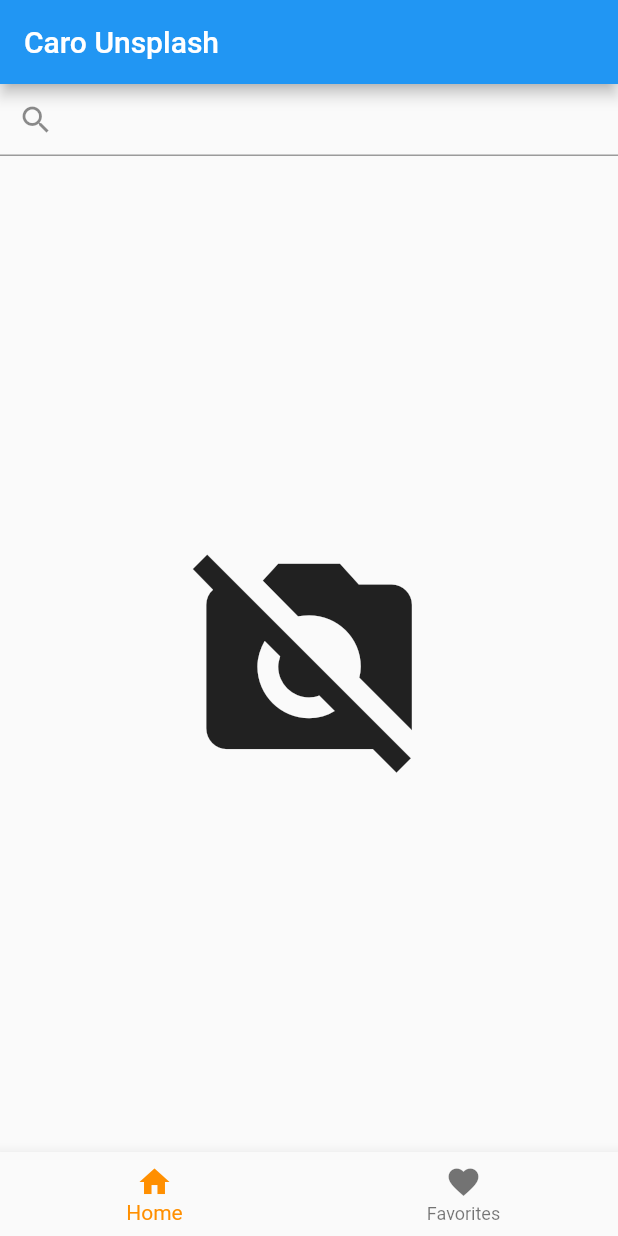
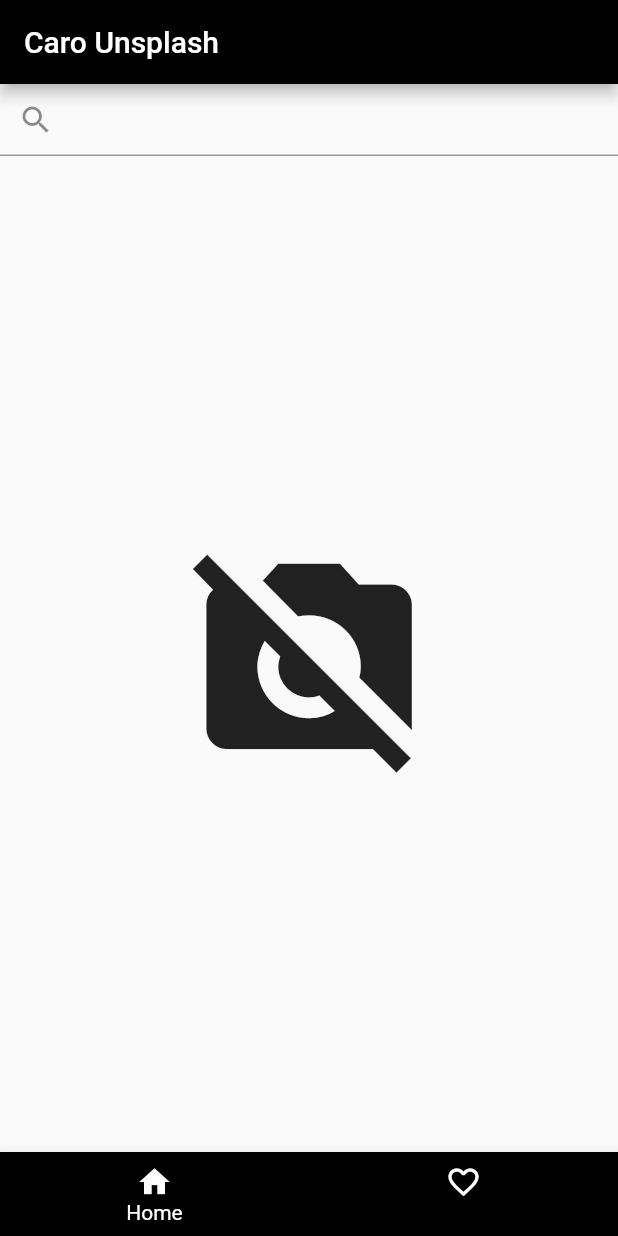
Before and after one commit to carolina9326/caro_unsplash, a Flutter app: the screen it shows after launch, on a phone screen of 412 x 824 dp. Run offline on Flutter 3.47's test engine with Material 2 defaults, Android fonts, the phone set to English and light mode, and no system bars; our stand-ins replace cached_network_image, dio, shared_preferences; network calls fail.

Commit message:
new design, and fixed bugs

```diff
--- a/lib/main.dart
+++ b/lib/main.dart
@@ -18,15 +18,6 @@
     return MaterialApp(
       title: 'Flutter Demo',
       theme: ThemeData(
-        // This is the theme of your application.
-        //
-        // Try running your application with "flutter run". You'll see the
-        // application has a blue toolbar. Then, without quitting the app, try
-        // changing the primarySwatch below to Colors.green and then invoke
-        // "hot reload" (press "r" in the console where you ran "flutter run",
-        // or simply save your changes to "hot reload" in a Flutter IDE).
-        // Notice that the counter didn't reset back to zero; the application
-        // is not restarted.
         primarySwatch: Colors.blue,
       ),
       home: const MyHomePage(title: 'Caro Unsplash'),
@@ -62,6 +53,7 @@
   late final UnsplasImageData _unsplasImageData;
   late final LocalImageData _localImageData;
   late final FavoritesNotifierModel _favoritesData;
+  late final TextEditingController _textEditingController;
 
   @override
   void initState() {
@@ -70,6 +62,19 @@
     _localImageData = LocalImageData(favorites: _favoritesData);
     _home = ColumnItemImage(key: Key(_kHome), picData: _unsplasImageData);
     _fav = ColumnItemImage(key: Key(_kFav), picData: _localImageData);
+    _textEditingController = TextEditingController();
+    _textEditingController.addListener(() {
+      int length = _textEditingController.text.length;
+
+      if (length == 1) {
+        _favoritesData.addSearch(false);
+      }
+
+      if (length != 0 && (length % 4) == 0) {
+        _favoritesData.addTextToSearch(_textEditingController.text);
+        _favoritesData.addSearch(true);
+      }
+    });
     super.initState();
   }
 
@@ -88,6 +93,7 @@
   Widget build(BuildContext context) {
     return Scaffold(
         appBar: AppBar(
+          backgroundColor: Colors.black,
           title: Text(widget.title),
         ),
         body: SizedBox(
@@ -95,10 +101,11 @@
           child: Column(
             mainAxisSize: MainAxisSize.max,
             children: <Widget>[
-              const Expanded(
+              Expanded(
                   flex: 1,
                   child: TextField(
-                    decoration: InputDecoration(
+                    controller: _textEditingController,
+                    decoration: const InputDecoration(
                       prefixIcon: Icon(Icons.search),
                     ),
                   )),
@@ -112,18 +119,32 @@
           ),
         ),
         bottomNavigationBar: BottomNavigationBar(
+          backgroundColor: Colors.black,
           items: const <BottomNavigationBarItem>[
             BottomNavigationBarItem(
-              icon: Icon(Icons.home),
-              label: 'Home',
-            ),
+                icon: Icon(
+                  Icons.home_max_outlined,
+                  color: Colors.white,
+                ),
+                label: 'Home',
+                activeIcon: Icon(
+                  Icons.home,
+                  color: Colors.white,
+                )),
             BottomNavigationBarItem(
-              icon: Icon(Icons.favorite),
+              icon: Icon(
+                Icons.favorite_outline_outlined,
+                color: Colors.white,
+              ),
+              activeIcon: Icon(
+                Icons.favorite,
+                color: Colors.white,
+              ),
               label: 'Favorites',
             )
           ],
           currentIndex: _selectedIndex,
-          selectedItemColor: Colors.amber[800],
+          selectedItemColor: Colors.white,
           onTap: _onItemTapped,
         ));
   }
--- a/lib/models/unsplash_model.dart
+++ b/lib/models/unsplash_model.dart
@@ -157,11 +157,24 @@
 
 class FavoritesNotifierModel extends ChangeNotifier {
   bool _isAdd = false;
+  bool _isSearch = false;
+  String _textToSearch = '';
 
   void addFavorite(bool value) {
     _isAdd = value;
     notifyListeners();
   }
 
+  void addSearch(bool value) {
+    _isSearch = value;
+    notifyListeners();
+  }
+
+  void addTextToSearch(String value) {
+    _textToSearch = value;
+  }
+
   bool get isAdded => _isAdd;
+  bool get isSearch => _isSearch;
+  String get textToSearch => _textToSearch;
 }
--- a/lib/repository/pic_data.dart
+++ b/lib/repository/pic_data.dart
@@ -4,4 +4,5 @@
   Future<List<UnsplashModel>> getPhotos({int page});
   Future<bool> downloadPhoto(UnsplashModel model);
   FavoritesNotifierModel get favorites;
+  Future<List<UnsplashModel>> searchPhotos(String query);
 }
```
Also changed, not shown: lib/repository/local_image_data.dart (+28 -14 lines), lib/repository/unsplash_image_data.dart (+24 -0 lines), lib/ui/column_item_image.dart (+15 -3 lines).
